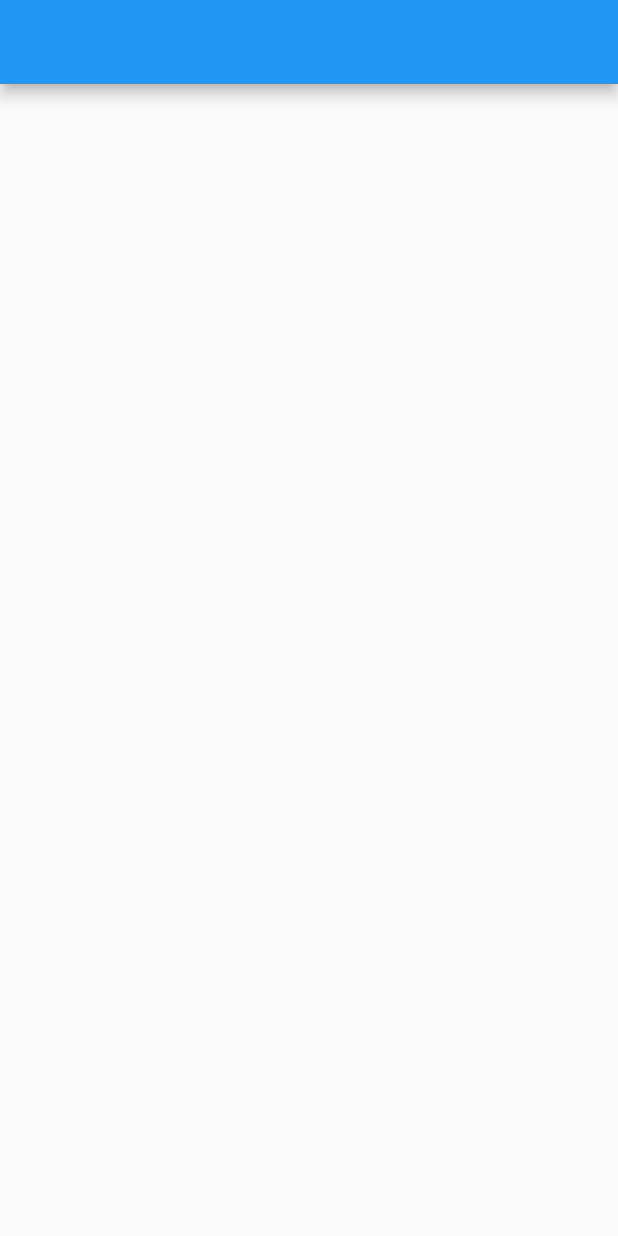
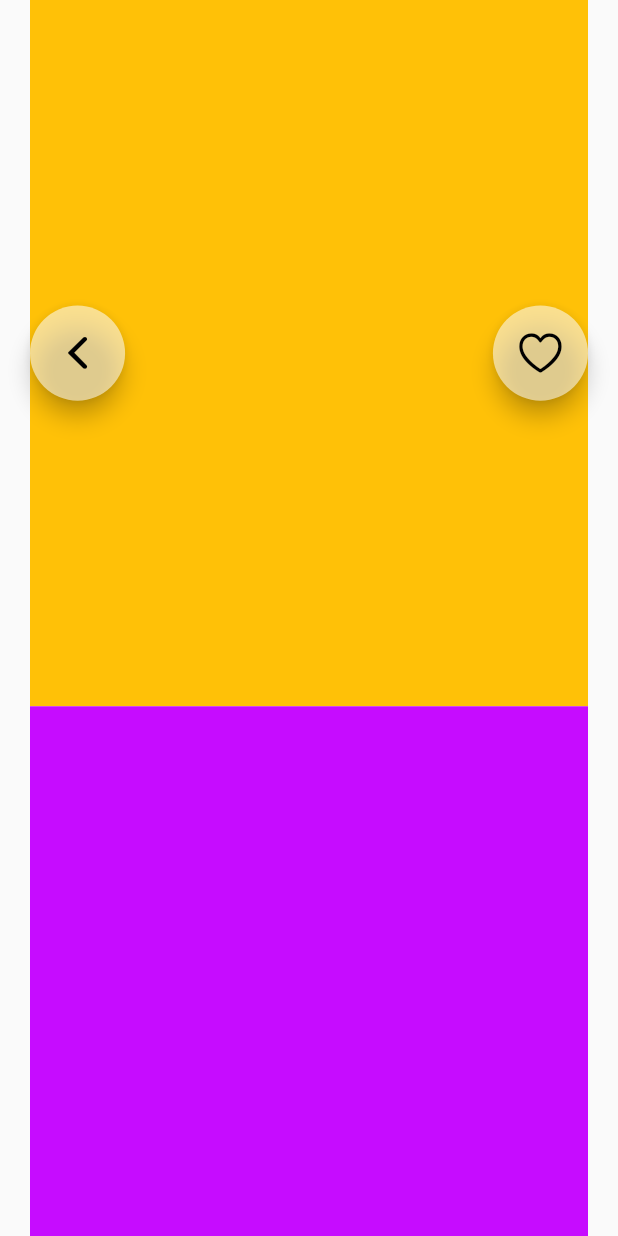
Before and after one commit to aminmk99/travel-app, a Flutter app: the screen it shows after launch, on a phone screen of 412 x 824 dp. Run offline on Flutter 3.47's test engine with Material 2 defaults, Android fonts, the phone set to English and light mode, and no system bars.

Commit message:
Created upper buttons

```diff
--- a/lib/screens/main_screen.dart
+++ b/lib/screens/main_screen.dart
@@ -1,14 +1,27 @@
 import 'package:flutter/material.dart';
 import 'package:flutter/src/foundation/key.dart';
 import 'package:flutter/src/widgets/framework.dart';
+import 'package:travel_app/widgets/lower_widget.dart';
+import 'package:travel_app/widgets/upper_widget.dart';
 
 class MainScreen extends StatelessWidget {
   const MainScreen({Key? key}) : super(key: key);
 
   @override
   Widget build(BuildContext context) {
+    var size = MediaQuery.of(context).size;
     return Scaffold(
-      appBar: AppBar(),
+      body: Padding(
+        padding: const EdgeInsets.symmetric(horizontal: 20),
+        child: SafeArea(
+          child: Column(
+            children: [
+              UpperWidget(),
+              LowerWidget(),
+            ],
+          ),
+        ),
+      ),
     );
   }
 }
--- /dev/null
+++ b/lib/widgets/lower_widget.dart
@@ -0,0 +1,17 @@
+import 'package:flutter/material.dart';
+import 'package:flutter/src/foundation/key.dart';
+import 'package:flutter/src/widgets/framework.dart';
+
+class LowerWidget extends StatelessWidget {
+  const LowerWidget({Key? key}) : super(key: key);
+
+  @override
+  Widget build(BuildContext context) {
+    var size = MediaQuery.of(context).size;
+    return Expanded(
+      child: Container(
+        color: Color.fromARGB(250, 197, 7, 255),
+      ),
+    );
+  }
+}
--- /dev/null
+++ b/lib/widgets/upper_button.dart
@@ -0,0 +1,28 @@
+import 'package:flutter/cupertino.dart';
+import 'package:flutter/material.dart';
+import 'package:flutter/src/foundation/key.dart';
+import 'package:flutter/src/widgets/framework.dart';
+
+class UpperButton extends StatelessWidget {
+  UpperButton({required this.upperIcon, required this.upperFunc});
+
+  IconData upperIcon;
+  VoidCallback upperFunc;
+
+  @override
+  Widget build(BuildContext context) {
+    var size = MediaQuery.of(context).size;
+    double magnitude = 13;
+    return SizedBox(
+      height: size.height / magnitude,
+      width: size.height / magnitude,
+      child: FittedBox(
+        child: FloatingActionButton(
+          onPressed: upperFunc,
+          child: Icon(upperIcon, color: Colors.black, size: 30),
+          backgroundColor: Color.fromARGB(140, 255, 255, 255),
+        ),
+      ),
+    );
+  }
+}
--- /dev/null
+++ b/lib/widgets/upper_widget.dart
@@ -0,0 +1,25 @@
+import 'package:flutter/cupertino.dart';
+import 'package:flutter/material.dart';
+import 'package:travel_app/widgets/upper_button.dart';
+
+class UpperWidget extends StatelessWidget {
+  const UpperWidget({Key? key}) : super(key: key);
+
+  @override
+  Widget build(BuildContext context) {
+    var size = MediaQuery.of(context).size;
+    double magnitude = 13;
+    return Container(
+      width: double.infinity,
+      height: size.height / 1.75,
+      color: Colors.amber,
+      child: Row(
+        mainAxisAlignment: MainAxisAlignment.spaceBetween,
+        children: [
+          UpperButton(upperIcon: CupertinoIcons.back, upperFunc: (){print("back button");}),
+          UpperButton(upperIcon: CupertinoIcons.heart, upperFunc: (){print("heart button");})
+        ],
+      ),
+    );
+  }
+}
```
